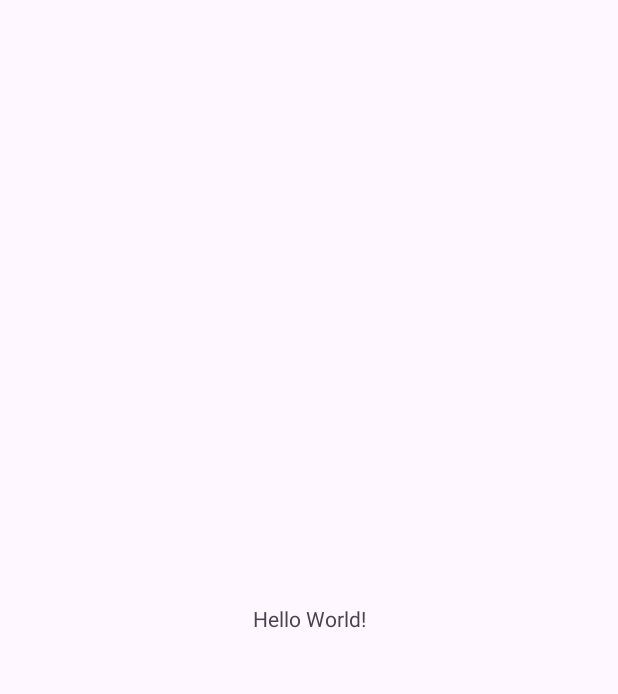
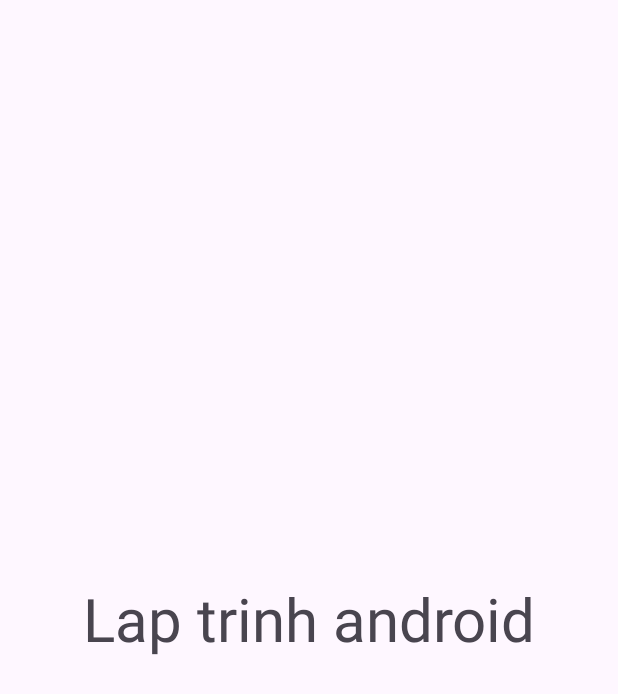
Before and after one commit to son110904/ung_dung_cua_toi, an Android app: the screen it shows after launch (MainActivity), on a phone screen of 412 x 824 dp. Before the commit the part shown is almost empty. Shown: the top 694 px of the screen. Run offline under Robolectric (Android 15) with nearby library versions, the phone set to English and light mode, and no system bars.

Commit message:
send to me

```diff
--- a/app/clock/chuyendoidonvi/src/main/java/com/example/chuyendoidonvi/MainActivity.java
+++ b/app/clock/chuyendoidonvi/src/main/java/com/example/chuyendoidonvi/MainActivity.java
@@ -1,6 +1,8 @@
 package com.example.chuyendoidonvi;
 
 import android.os.Bundle;
+import android.util.Log;
+import android.widget.TextView;
 
 import androidx.activity.EdgeToEdge;
 import androidx.appcompat.app.AppCompatActivity;
@@ -20,5 +22,41 @@ public class MainActivity extends AppCompatActivity {
             v.setPadding(systemBars.left, systemBars.top, systemBars.right, systemBars.bottom);
             return insets;
         });
+        Log.d("KTQD", "Phuong thuc onCreate() duoc goi");
+
+        TextView textView1 = findViewById(R.id.textView1);
+        textView1.setText("Lap trinh android");
+    }
+
+    @Override
+    protected void onStart() {
+        super.onStart();
+        Log.d("KTQD", "Phuong thuc onStart() duoc goi");
+    }
+
+    @Override
+    protected void onResume() {
+        super.onResume();
+        Log.d("KTQD", "Phuong thuc onResume() duoc goi");
+    }
+
+    @Override
+    protected void onPause() {
+        super.onPause();
+        Log.d("KTQD", "Phuong thuc onPause() duoc goi");
+    }
+
+    @Override
+    protected void onStop() {
+        super.onStop();
+        Log.d("KTQD", "Phuong thuc onStop() duoc goi");
+
+    }
+
+    @Override
+    protected void onDestroy() {
+        super.onDestroy();
+        Log.d("KTQD", "Phuong thuc onDestroy() duoc goi");
+
     }
 }
--- a/app/clock/chuyendoidonvi/src/main/res/layout/activity_main.xml
+++ b/app/clock/chuyendoidonvi/src/main/res/layout/activity_main.xml
@@ -8,9 +8,11 @@
     tools:context=".MainActivity">
 
     <TextView
+        android:id="@+id/textView1"
         android:layout_width="wrap_content"
         android:layout_height="wrap_content"
         android:text="Hello World!"
+        android:textSize="40sp"
         app:layout_constraintBottom_toBottomOf="parent"
         app:layout_constraintEnd_toEndOf="parent"
         app:layout_constraintStart_toStartOf="parent"
```
